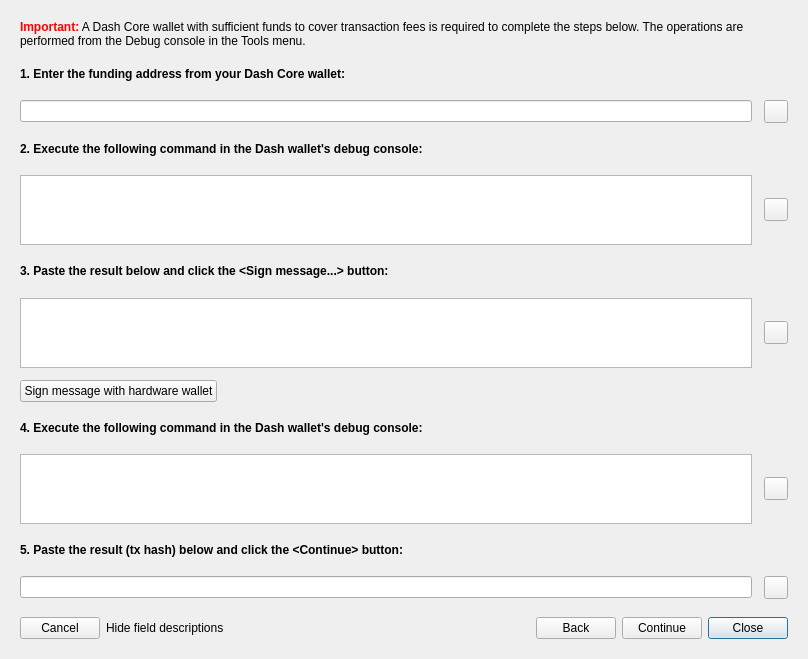
Qt form src/ui/ui_reg_masternode_dlg.ui (Bertrand256/dash-masternode-tool) before a commit.
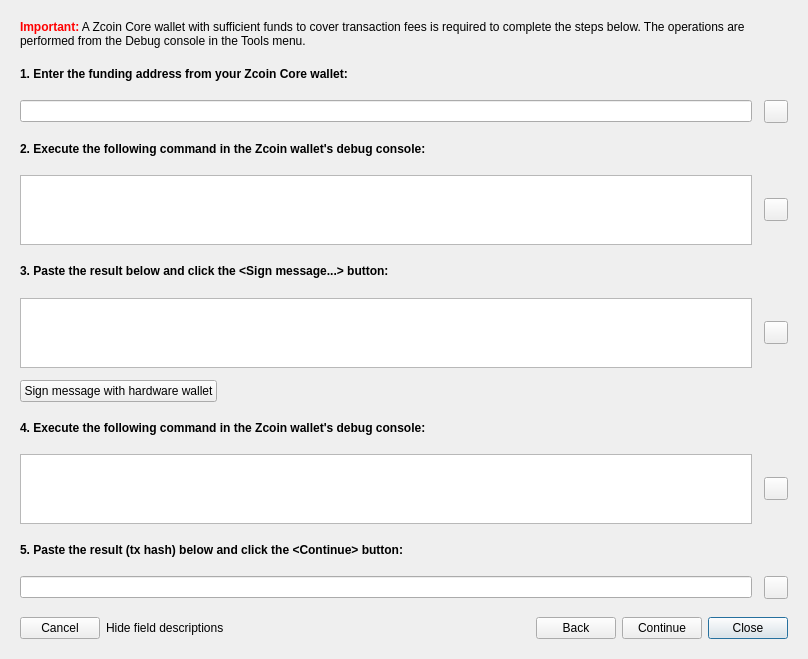
The same form after that commit. The open tabs and pages were chosen to show the change.

Commit message: Updated remaining text in Znode registration dialog.

```diff
--- a/src/ui/ui_reg_masternode_dlg.ui
+++ b/src/ui/ui_reg_masternode_dlg.ui
@@ -788,7 +788,7 @@
        <item>
         <widget class="QLabel" name="label_10">
          <property name="text">
-          <string>&lt;span style=&quot;color:red&quot;&gt;&lt;b&gt;Important:&lt;/b&gt;&lt;/span&gt; A Dash Core wallet with sufficient funds to cover transaction fees is required to complete the steps below. The operations are performed from the Debug console in the Tools menu.</string>
+          <string>&lt;span style=&quot;color:red&quot;&gt;&lt;b&gt;Important:&lt;/b&gt;&lt;/span&gt; A Zcoin Core wallet with sufficient funds to cover transaction fees is required to complete the steps below. The operations are performed from the Debug console in the Tools menu.</string>
          </property>
          <property name="wordWrap">
           <bool>true</bool>
@@ -801,7 +801,7 @@
        <item>
         <widget class="QLabel" name="label_12">
          <property name="text">
-          <string>&lt;b&gt;1. Enter the funding address from your Dash Core wallet:&lt;/b&gt;</string>
+          <string>&lt;b&gt;1. Enter the funding address from your Zcoin Core wallet:&lt;/b&gt;</string>
          </property>
         </widget>
        </item>
@@ -829,7 +829,7 @@
        <item>
         <widget class="QLabel" name="label_13">
          <property name="text">
-          <string>&lt;b&gt;2. Execute the following command in the Dash wallet's debug console:&lt;/b&gt;</string>
+          <string>&lt;b&gt;2. Execute the following command in the Zcoin wallet's debug console:&lt;/b&gt;</string>
          </property>
         </widget>
        </item>
@@ -933,7 +933,7 @@
        <item>
         <widget class="QLabel" name="label_17">
          <property name="text">
-          <string>&lt;b&gt;4. Execute the following command in the Dash wallet's debug console:&lt;/b&gt;</string>
+          <string>&lt;b&gt;4. Execute the following command in the Zcoin wallet's debug console:&lt;/b&gt;</string>
          </property>
         </widget>
        </item>
```
The commit also changes 2 other files.
